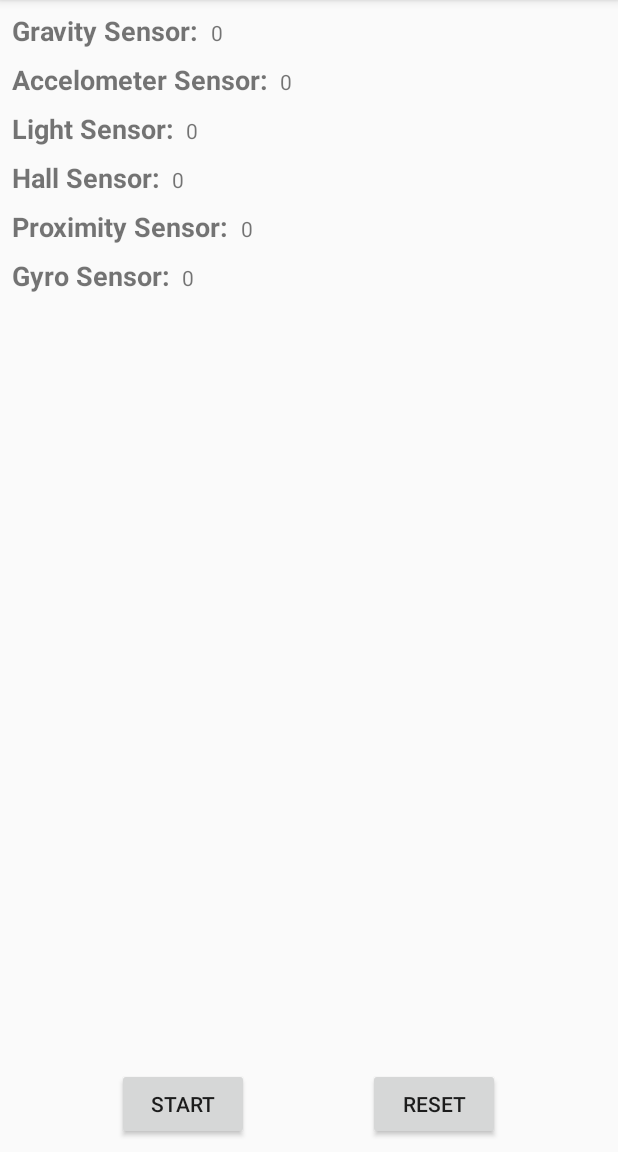
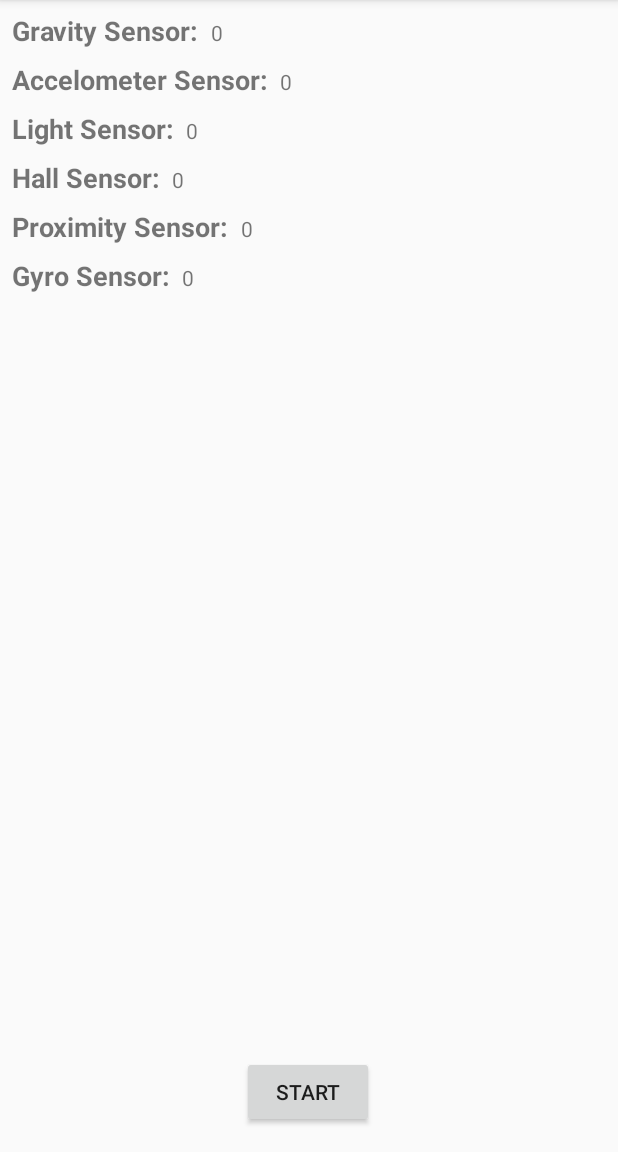
Before and after one commit to dasunpubudumal/SensorInformation, an Android app: the screen it shows after launch (MainActivity), on a phone screen of 412 x 824 dp, the part 84-1236 px from its top. Run offline under Robolectric (Android 15) with nearby library versions, the phone set to English and light mode, and no system bars.

Commit message:
readme edited

```diff
--- a/app/src/main/res/layout/activity_main.xml
+++ b/app/src/main/res/layout/activity_main.xml
@@ -138,24 +138,12 @@
         android:layout_height="wrap_content"
         android:layout_marginStart="8dp"
         android:layout_marginEnd="8dp"
-        android:layout_marginBottom="8dp"
+        android:layout_marginBottom="16dp"
         android:onClick="startPause"
         android:text="Start"
         app:layout_constraintBottom_toBottomOf="parent"
         app:layout_constraintEnd_toEndOf="parent"
-        app:layout_constraintHorizontal_bias="0.228"
+        app:layout_constraintHorizontal_bias="0.498"
         app:layout_constraintStart_toStartOf="parent" />
 
-    <Button
-        android:id="@+id/stop"
-        android:layout_width="wrap_content"
-        android:layout_height="wrap_content"
-        android:layout_marginStart="8dp"
-        android:layout_marginEnd="8dp"
-        android:layout_marginBottom="8dp"
-        android:text="Reset"
-        android:onClick="reset"
-        app:layout_constraintBottom_toBottomOf="parent"
-        app:layout_constraintEnd_toEndOf="parent"
-        app:layout_constraintStart_toEndOf="@+id/startStop" />
 </android.support.constraint.ConstraintLayout>
```
Also changed, not shown: 1 other file.
